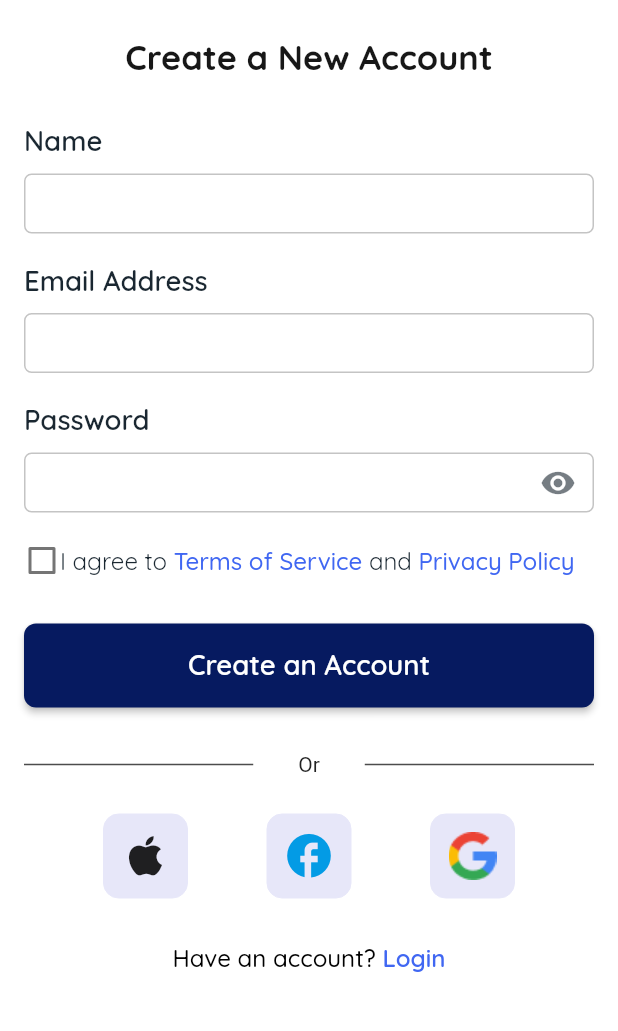
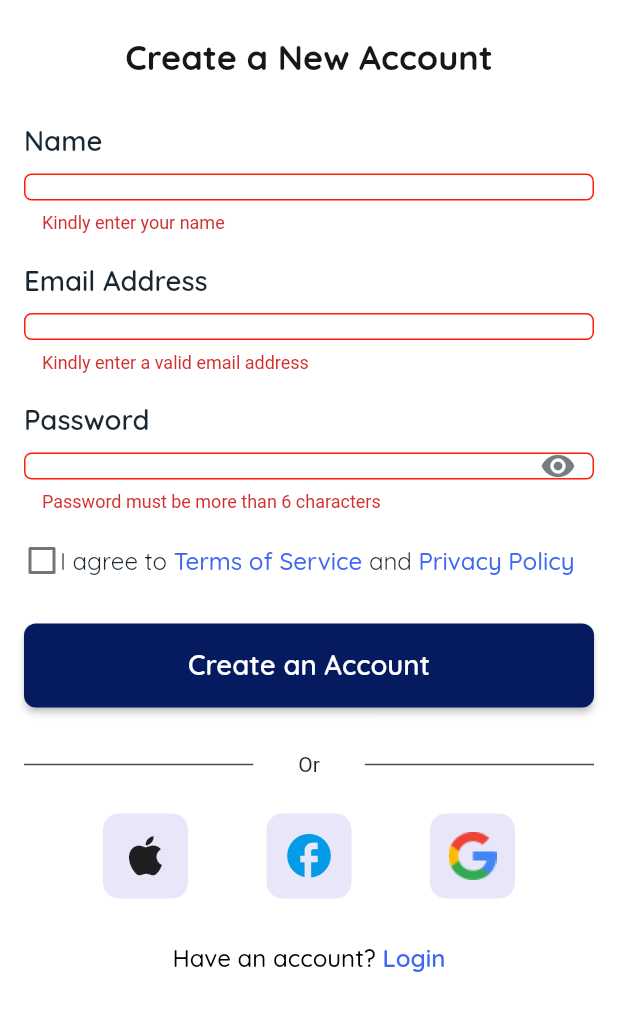
Before and after one commit to sobuur0/kumvent, a Flutter app: the SignUpPage screen opened by its route, after a tap on "Create an Account", on a phone screen of 412 x 824 dp, the part 101-1132 px from its top. Run offline on Flutter 3.47's test engine with Material 2 defaults, Android fonts, the phone set to English and light mode, and no system bars; our stand-ins replace flutter_screenutil, google_fonts.

Commit message:
a lot of changes

```diff
--- a/lib/main.dart
+++ b/lib/main.dart
@@ -1,3 +1,4 @@
+// import 'package:firebase_core/firebase_core.dart';
 import 'package:flutter/material.dart';
 import 'package:flutter_screenutil/flutter_screenutil.dart';
 import 'package:kumvent/constants/colours.dart';
@@ -5,7 +6,9 @@ import 'package:kumvent/constants/route_constants.dart';
 // import 'package:kumvent/presentation/pages/home.dart';
 import 'package:kumvent/presentation/pages/splash_page.dart';
 
-void main() {
+void main() async{
+  // WidgetsFlutterBinding.ensureInitialized();
+  // await Firebase.initializeApp();
   runApp(const MyApp());
 }
 
--- a/lib/presentation/pages/checkout_page.dart
+++ b/lib/presentation/pages/checkout_page.dart
@@ -145,6 +145,12 @@ class _CheckoutPageState extends State<CheckoutPage> {
             TextFormListTile(
               text: 'Card Number',
               textController: _cardNumberController,
+              validator: (text) {
+                if (text == null || text.isEmpty) {
+                  return 'Kindly enter a valid card number';
+                }
+                return null;
+              },
               trailing: Image.asset(
                 'images/mastercard-logo.png',
                 height: 24,
@@ -157,6 +163,12 @@ class _CheckoutPageState extends State<CheckoutPage> {
             TextFormListTile(
               text: 'Card Holder Name',
               textController: _cardHolderNameController,
+              validator: (text) {
+                if (text == null || text.isEmpty) {
+                  return 'Kindly enter your name';
+                }
+                return null;
+              },
             ),
             const Padding(
               padding: EdgeInsets.only(top: 16),
--- a/lib/presentation/pages/favorites_page.dart
+++ b/lib/presentation/pages/favorites_page.dart
@@ -6,7 +6,7 @@ import 'package:kumvent/presentation/widgets/favorite_widget.dart';
 class FavoritesPage extends StatelessWidget {
   const FavoritesPage({Key? key}) : super(key: key);
   static String routeName = '/fav_page';
-  final String image = 'images/atlantis_center.png';
+  final String image = 'images/atlantis_center.jpg';
   @override
   Widget build(BuildContext context) {
     return Scaffold(
--- a/lib/presentation/pages/forgot_password.dart
+++ b/lib/presentation/pages/forgot_password.dart
@@ -61,6 +61,12 @@ class _ForgotPasswordPageState extends State<ForgotPasswordPage> {
           TextFormListTile(
             textController: _emailAddressController,
             text: 'Email Address',
+            validator: (text) {
+              if (text == null || text.isEmpty) {
+                return 'Kindly enter a valid email address';
+              }
+              return null;
+            },
           ),
           const Padding(padding: EdgeInsets.only(bottom: 48.0)),
           ActionButton(
--- a/lib/presentation/pages/sign_up_page.dart
+++ b/lib/presentation/pages/sign_up_page.dart
@@ -2,6 +2,7 @@ import 'package:flutter/gestures.dart';
 import 'package:flutter/material.dart';
 import 'package:kumvent/constants/app_styles.dart';
 import 'package:kumvent/constants/colours.dart';
+import 'package:kumvent/presentation/pages/home.dart';
 import 'package:kumvent/presentation/pages/sign_in_page.dart';
 import 'package:kumvent/presentation/widgets/action_button.dart';
 import 'package:kumvent/presentation/widgets/icon_container.dart';
@@ -21,6 +22,8 @@ class _SignUpPageState extends State<SignUpPage> {
   final TextEditingController _passwordController = TextEditingController();
   late bool _isChecked = false;
 
+  final _formKey = GlobalKey<FormState>();
+
   @override
   void dispose() {
     _nameController.dispose();
@@ -35,7 +38,9 @@ class _SignUpPageState extends State<SignUpPage> {
 
     return SafeArea(
       child: Scaffold(
-        body: ListView(
+        body: Form(
+          key: _formKey,
+          child: ListView(
             padding: const EdgeInsets.all(16.0),
             children: <Widget>[
               Image.asset(
@@ -55,16 +60,34 @@ class _SignUpPageState extends State<SignUpPage> {
               TextFormListTile(
                 text: 'Name',
                 textController: _nameController,
+                validator: (text) {
+                  if (text == null || text.isEmpty) {
+                    return 'Kindly enter your name';
+                  }
+                  return null;
+                },
               ),
               const Padding(padding: EdgeInsets.only(top: 20.0)),
               TextFormListTile(
                 text: 'Email Address',
                 textController: _emailAddressController,
+                validator: (text) {
+                  if (text == null || text.isEmpty) {
+                    return 'Kindly enter a valid email address';
+                  }
+                  return null;
+                },
               ),
               const Padding(padding: EdgeInsets.only(top: 20.0)),
               TextFormListTile(
                 text: 'Password',
                 textController: _passwordController,
+                validator: (text) {
+                  if (text!.isEmpty && text.length < 6) {
+                    return 'Password must be more than 6 characters';
+                  }
+                  return null;
+                },
                 trailing: Icon(
                   Icons.visibility,
                   color: const Color(0xFF1A2731).withOpacity(0.6),
@@ -127,7 +150,15 @@ class _SignUpPageState extends State<SignUpPage> {
               ),
               const Padding(padding: EdgeInsets.only(top: 30.0)),
               ActionButton(
-              onPressed: () {},
+                onPressed: () {
+                  if (_formKey.currentState!.validate() && _isChecked == true) {
+                    Navigator.of(context).push(
+                      MaterialPageRoute(
+                        builder: (BuildContext context) => const Home(),
+                      ),
+                    );
+                  }
+                },
                 buttonWidth: size.width,
                 buttonHeight: 56.0,
                 title: 'Create an Account',
@@ -233,6 +264,7 @@ class _SignUpPageState extends State<SignUpPage> {
             ],
           ),
         ),
+      ),
     );
   }
 }
--- a/lib/presentation/widgets/text_form_list_tile.dart
+++ b/lib/presentation/widgets/text_form_list_tile.dart
@@ -6,11 +6,13 @@ class TextFormListTile extends StatefulWidget {
   final String text;
   final TextEditingController textController;
   final Widget? trailing;
+  final String? Function(String?)? validator;
 
   const TextFormListTile({
     required this.text,
     required this.textController,
     this.trailing,
+    required this.validator,
     Key? key,
   }) : super(key: key);
 
@@ -36,6 +38,7 @@ class _TextFormListTileState extends State<TextFormListTile> {
         const Padding(padding: EdgeInsets.only(bottom: 10.0)),
         TextFormField(
           controller: widget.textController,
+          validator: widget.validator,
           decoration: InputDecoration(
             filled: true,
             fillColor: Colors.white,
--- a/pubspec.yaml
+++ b/pubspec.yaml
@@ -20,6 +20,8 @@ dependencies:
   google_fonts: ^2.2.0
   lints: ^1.0.1
   progress_indicators: ^1.0.0
+  firebase_core: ^1.17.1
+  firebase_auth: ^3.3.19
 
 dev_dependencies:
 
```
Also changed, not shown: lib/presentation/pages/sign_in_page.dart (+19 -1 lines), pubspec.lock, 5 other files. Lines whose indentation alone changed are shown as unchanged.
